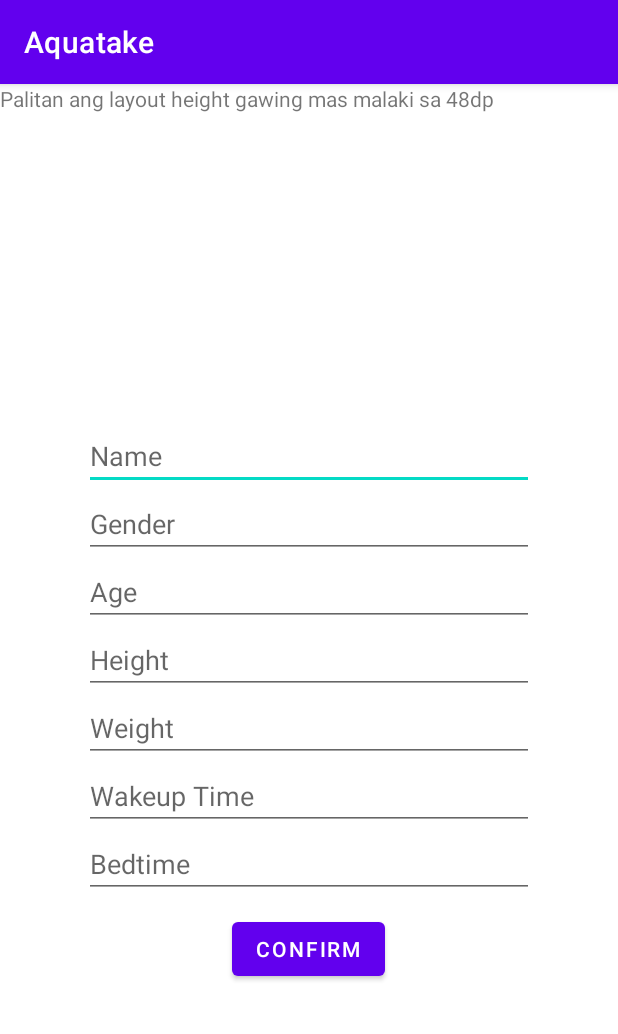
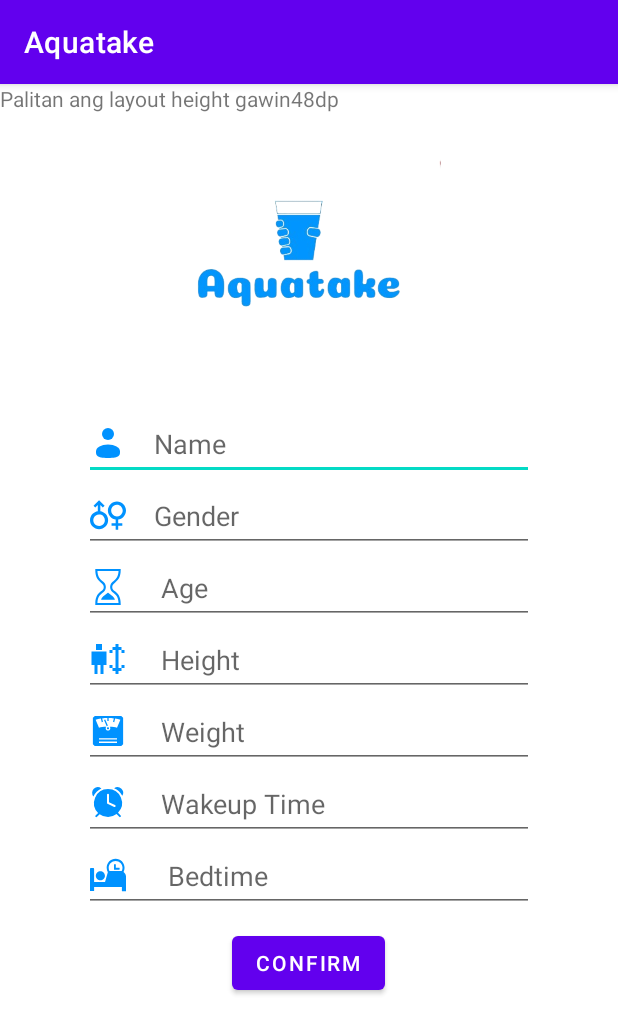
Before and after one commit to SaggyMassiveFuckingSackOfCode/AquaTake, an Android app: the screen it shows after launch (SetupProfile), on a phone screen of 412 x 824 dp. Shown: the top 1034 px of the screen. Run offline under Robolectric (Android 15) with nearby library versions, the light colour scheme and no system bars.

Commit message:
salam alaikum mushallah brother!

```diff
--- /dev/null
+++ b/app/src/main/res/drawable/alarm_clock_svgrepo_com__1_.xml
@@ -0,0 +1,7 @@
+<vector android:height="24dp" android:viewportHeight="36"
+    android:viewportWidth="36" android:width="24dp" xmlns:android="http://schemas.android.com/apk/res/android">
+    <path android:fillColor="#0092ff" android:pathData="M31.47,3.84a5.78,5.78 0,0 0,-7.37 -0.63,16.08 16.08,0 0,1 8.2,7.65A5.73,5.73 0,0 0,31.47 3.84Z"/>
+    <path android:fillColor="#0092ff" android:pathData="M11.42,3.43a5.77,5.77 0,0 0,-7.64 0.41,5.72 5.72,0 0,0 -0.38,7.64A16.08,16.08 0,0 1,11.42 3.43Z"/>
+    <path android:fillColor="#0092ff" android:pathData="M18,4A14,14 0,0 0,8.11 27.88L5.56,30.43A1,1 0,1 0,7 31.84l2.66,-2.66a13.9,13.9 0,0 0,16.88 -0.08l2.74,2.74a1,1 0,0 0,1.41 -1.41L28,27.78A14,14 0,0 0,18 4ZM25.47,21.43a1,1 0,0 1,-1.33 0.47L17,18.44L17,9.69a1,1 0,0 1,2 0v7.5L25,20.1A1,1 0,0 1,25.49 21.43Z"/>
+    <path android:fillAlpha="0" android:fillColor="#0092ff" android:pathData="M0,0h36v36h-36z"/>
+</vector>
--- /dev/null
+++ b/app/src/main/res/drawable/bedtime_svgrepo_com.xml
@@ -0,0 +1,4 @@
+<vector android:height="24dp" android:viewportHeight="122.88"
+    android:viewportWidth="122.88" android:width="24dp" xmlns:android="http://schemas.android.com/apk/res/android">
+    <path android:fillColor="#0092ff" android:fillType="evenOdd" android:pathData="M35.44,48.29c8.62,0 15.61,6.99 15.61,15.61c0,8.62 -6.99,15.61 -15.61,15.61c-8.62,0 -15.61,-6.99 -15.61,-15.61C19.83,55.28 26.82,48.29 35.44,48.29L35.44,48.29zM3.36,37.92h7.3c1.85,0 3.36,1.56 3.36,3.36v43.77h37.33l9.45,-33.22c-2.49,-4.42 -3.92,-9.53 -3.92,-14.98C56.87,19.98 70.54,6.31 87.42,6.31l0,0c16.87,0 30.55,13.67 30.55,30.55c0,5.08 -1.24,9.86 -3.43,14.07c5.03,3.44 8.34,9.22 8.34,15.72v19.04h-0.02c0.01,0.12 0.02,0.24 0.02,0.37v30.5h-14.02L108.86,102.25L14.02,102.25v13.66L0,115.91L0,41.28C0,39.44 1.51,37.92 3.36,37.92L3.36,37.92zM66.39,47.61h37.45c1.49,0 2.94,0.17 4.34,0.5c1.82,-3.35 2.85,-7.18 2.85,-11.26c0,-13.04 -10.57,-23.61 -23.61,-23.61l0,0c-13.04,0 -23.61,10.58 -23.61,23.61C63.8,40.73 64.74,44.39 66.39,47.61L66.39,47.61zM86.92,24.51c0.68,0 1.24,0.56 1.24,1.24L88.16,37.11h11.7c0.69,0 1.24,0.56 1.24,1.24v3.74c0,0.68 -0.56,1.24 -1.24,1.24L81.94,43.33L81.94,25.75c0,-0.69 0.56,-1.24 1.25,-1.24L86.92,24.51L86.92,24.51z"/>
+</vector>
--- /dev/null
+++ b/app/src/main/res/drawable/gender_mark_1_svgrepo_com.xml
@@ -0,0 +1,5 @@
+<vector android:height="24dp" android:viewportHeight="512"
+    android:viewportWidth="512" android:width="24dp" xmlns:android="http://schemas.android.com/apk/res/android">
+    <path android:fillColor="#0092ff" android:pathData="M474.23,284.88c23.29,-23.27 37.78,-55.65 37.77,-91.18c0.01,-35.53 -14.48,-67.92 -37.77,-91.18c-23.26,-23.3 -55.64,-37.79 -91.18,-37.77c-35.53,-0.02 -67.92,14.47 -91.17,37.77c-23.3,23.26 -37.79,55.65 -37.78,91.18c-0.01,35.53 14.48,67.92 37.78,91.18c19.27,19.3 44.81,32.52 73.21,36.49v52.98h-58.49v35.94h58.49v56.77h35.94v-56.77h58.49v-35.94h-58.49v-52.98C429.43,317.4 454.97,304.18 474.23,284.88zM383.05,275.92c-11.41,-0.01 -22.17,-2.3 -32,-6.45c-14.72,-6.22 -27.33,-16.68 -36.2,-29.82c-8.86,-13.15 -14.01,-28.84 -14.01,-45.96c0,-11.42 2.29,-22.17 6.45,-31.99c6.21,-14.73 16.67,-27.33 29.81,-36.2c13.15,-8.86 28.85,-14.02 45.96,-14.03c11.41,0.01 22.17,2.3 32,6.46c14.72,6.21 27.33,16.68 36.2,29.81c8.86,13.16 14.01,28.85 14.03,45.96c-0.01,11.42 -2.31,22.17 -6.46,32c-6.21,14.73 -16.68,27.33 -29.81,36.2C415.85,270.76 400.17,275.91 383.05,275.92z"/>
+    <path android:fillColor="#0092ff" android:pathData="M146.91,202.3v-88.55l35.69,35.68l25.42,-25.41l-79.07,-79.08l-79.09,79.08l25.41,25.41l35.7,-35.69v88.56c-28.4,3.98 -53.94,17.2 -73.21,36.5C14.46,262.07 -0.01,294.45 0,329.98c-0.01,35.54 14.46,67.92 37.77,91.18c23.26,23.31 55.64,37.79 91.18,37.77c35.53,0.01 67.91,-14.47 91.17,-37.77c23.3,-23.26 37.78,-55.64 37.78,-91.18c0,-35.53 -14.48,-67.91 -37.78,-91.17C200.85,219.51 175.31,206.28 146.91,202.3zM204.72,361.98c-6.23,14.73 -16.68,27.33 -29.81,36.2c-13.15,8.87 -28.85,14.03 -45.96,14.03c-11.43,0 -22.17,-2.29 -32,-6.45c-14.72,-6.23 -27.33,-16.68 -36.2,-29.82c-8.87,-13.15 -14.03,-28.84 -14.03,-45.96c0,-11.41 2.29,-22.16 6.45,-31.99c6.23,-14.72 16.68,-27.33 29.82,-36.2c13.14,-8.86 28.84,-14.01 45.96,-14.03c11.41,0 22.16,2.29 32,6.45c14.71,6.22 27.31,16.68 36.18,29.81c8.87,13.16 14.03,28.84 14.03,45.95C211.16,341.4 208.87,352.17 204.72,361.98z"/>
+</vector>
--- /dev/null
+++ b/app/src/main/res/drawable/hour_glass_svgrepo_com.xml
@@ -0,0 +1,4 @@
+<vector android:height="24dp" android:viewportHeight="1920"
+    android:viewportWidth="1920" android:width="24dp" xmlns:android="http://schemas.android.com/apk/res/android">
+    <path android:fillColor="#0092ff" android:fillType="evenOdd" android:pathData="M1072.6,960c0,167.3 96.2,245.3 189.3,320.6 116.6,94.5 247.8,200.9 261.3,526.4H396.1c13.6,-325.5 144.8,-431.9 261.3,-526.4 93.1,-75.3 189.3,-153.4 189.3,-320.6s-96.2,-245.3 -189.3,-320.6C540.9,544.8 409.6,438.4 396.1,112.9h1127.2c-13.6,325.5 -144.8,431.9 -261.3,526.4 -93.1,75.3 -189.3,153.4 -189.3,320.6m260.4,-233c135.5,-109.9 304.3,-246.7 304.3,-670.5V0H282v56.5c0,423.9 168.7,560.6 304.3,670.5 88.8,72.1 147.5,119.6 147.5,233 0,113.4 -58.7,160.9 -147.5,233C450.7,1302.9 282,1439.7 282,1863.5V1920h1355.3v-56.5c0,-423.9 -168.7,-560.6 -304.3,-670.5 -88.8,-72.1 -147.5,-119.6 -147.5,-233 0,-113.4 58.7,-160.9 147.5,-233M933.8,1274.7l-169.6,137.7c-74.3,60.2 -138.4,112 -172.7,225.3h736.3c-34.3,-113.3 -98.4,-165.1 -172.7,-225.3l-169.6,-137.7c-15,-12.2 -36.6,-12.2 -51.6,0"/>
+</vector>
--- /dev/null
+++ b/app/src/main/res/drawable/human_height_alt_svgrepo_com__1_.xml
@@ -0,0 +1,6 @@
+<vector android:height="24dp" android:viewportHeight="24"
+    android:viewportWidth="24" android:width="24dp" xmlns:android="http://schemas.android.com/apk/res/android">
+    <path android:fillColor="#0092ff"
+        android:pathData="M4,2h4v4L4,6L4,2zM1,7h10v9L9,16v6L7,22v-6L5,16v6L3,22v-6L1,16L1,7zM19,2h-2v2h-2v2h-2v2h2L15,6h2v12h-2v-2h-2v2h2v2h2v2h2v-2h2v-2h2v-2h-2v2h-2L19,6h2v2h2L23,6h-2L21,4h-2L19,2z"
+         android:strokeWidth="0.00024000000000000003"/>
+</vector>
--- /dev/null
+++ b/app/src/main/res/drawable/user_svgrepo_com.xml
@@ -0,0 +1,5 @@
+<vector android:height="24dp" android:viewportHeight="24"
+    android:viewportWidth="24" android:width="24dp" xmlns:android="http://schemas.android.com/apk/res/android">
+    <path android:fillColor="#0092ff" android:pathData="M12,6m-4,0a4,4 0,1 1,8 0a4,4 0,1 1,-8 0"/>
+    <path android:fillColor="#0092ff" android:pathData="M20,17.5C20,19.985 20,22 12,22C4,22 4,19.985 4,17.5C4,15.015 7.582,13 12,13C16.418,13 20,15.015 20,17.5Z"/>
+</vector>
--- /dev/null
+++ b/app/src/main/res/drawable/weight_scale_svgrepo_com.xml
@@ -0,0 +1,4 @@
+<vector android:height="24dp" android:viewportHeight="512"
+    android:viewportWidth="512" android:width="24dp" xmlns:android="http://schemas.android.com/apk/res/android">
+    <path android:fillColor="#0092ff" android:pathData="M69.14,41L41,67.85L41,444.3L67.12,471L444.3,471l26.7,-26.7L471,67.73L444.3,41L69.14,41zM247,72.07L247,112h18L265,72.07c25.3,0.3 50.5,1.83 74.6,4.63l-12.3,49.1 17.4,4.4 12.8,-51.15C384.7,83.02 410,88.67 432,96l-48,112c-26.1,-6.5 -62.9,-10.4 -101.5,-11.6 4.1,5.5 6.5,12.3 6.5,19.6 0,18.1 -14.9,33 -33,33s-33,-14.9 -33,-33c0,-7.3 2.4,-14.1 6.5,-19.6 -38.7,1.2 -75.4,5.1 -101.5,11.6L80,96c22,-7.33 47.3,-12.98 74.5,-16.95l12.8,51.15 17.4,-4.4 -12.3,-49.1c24.1,-2.8 49.3,-4.33 74.6,-4.63zM216.3,92.46l-16.6,7.08 38.1,88.96c5.1,-3.3 11,-5.3 17.4,-5.5l-38.9,-90.54zM256,201c-8.4,0 -15,6.6 -15,15s6.6,15 15,15 15,-6.6 15,-15 -6.6,-15 -15,-15zM128,359h256v18L128,377v-18zM128,407h256v18L128,425v-18z"/>
+</vector>
--- a/app/src/main/res/layout/activity_setup_profile.xml
+++ b/app/src/main/res/layout/activity_setup_profile.xml
@@ -6,11 +6,12 @@
     android:layout_height="match_parent"
     tools:context=".SetupProfile">
 
+
     <TextView
         android:id="@+id/textView"
         android:layout_width="match_parent"
-        android:layout_height="wrap_content"
-        android:text="Palitan ang layout height gawing mas malaki sa 48dp" />
+        android:layout_height="48dp"
+        android:text="Palitan ang layout height gawin48dp" />
 
     <LinearLayout
         android:id="@+id/inputLayout"
@@ -24,54 +25,64 @@
         <EditText
             android:id="@+id/etName"
             android:layout_width="match_parent"
-            android:layout_height="wrap_content"
+            android:layout_height="48dp"
             android:ems="10"
+            android:drawableStart="@drawable/user_svgrepo_com"
             android:inputType="textPersonName"
-            android:hint="Name" />
+            android:hint="    Name" />
+
         <EditText
             android:id="@+id/etGender"
             android:layout_width="match_parent"
-            android:layout_height="wrap_content"
+            android:layout_height="48dp"
             android:ems="10"
+            android:drawableStart="@drawable/gender_mark_1_svgrepo_com"
             android:inputType="textPersonName"
-            android:hint="Gender" />
+            android:hint="    Gender" />
+
         <EditText
             android:id="@+id/etAge"
             android:layout_width="match_parent"
-            android:layout_height="wrap_content"
+            android:layout_height="48dp"
             android:ems="10"
+            android:drawableStart="@drawable/hour_glass_svgrepo_com"
             android:inputType="textPersonName"
-            android:hint="Age" />
+            android:hint="     Age" />
         <EditText
             android:id="@+id/etHeight"
             android:layout_width="match_parent"
-            android:layout_height="wrap_content"
+            android:layout_height="48dp"
             android:ems="10"
+            android:drawableStart="@drawable/human_height_alt_svgrepo_com__1_"
             android:inputType="textPersonName"
-            android:hint="Height" />
+            android:hint="     Height" />
         <EditText
             android:id="@+id/etWeight"
             android:layout_width="match_parent"
-            android:layout_height="wrap_content"
+            android:layout_height="48dp"
             android:ems="10"
+            android:drawableStart="@drawable/weight_scale_svgrepo_com"
             android:inputType="textPersonName"
-            android:hint="Weight" />
+            android:hint="     Weight" />
 
         <EditText
             android:id="@+id/etWakeUpTime"
-            android:hint="Wakeup Time"
+            android:hint="     Wakeup Time"
             android:layout_width="match_parent"
-            android:layout_height="wrap_content"
+            android:layout_height="48dp"
             android:ems="10"
+            android:drawableStart="@drawable/alarm_clock_svgrepo_com__1_"
             android:inputType="time" />
 
         <EditText
             android:id="@+id/etBedTime"
-            android:hint="Bedtime"
+            android:hint="      Bedtime"
             android:layout_width="match_parent"
-            android:layout_height="wrap_content"
+            android:layout_height="48dp"
             android:ems="10"
+            android:drawableStart="@drawable/bedtime_svgrepo_com"
             android:inputType="time" />
+
 
     </LinearLayout>
 
@@ -84,4 +95,18 @@
         android:layout_marginTop="10dp"
         android:onClick="onClickConfirm"
         android:text="Confirm" />
+
+    <ImageView
+        android:id="@+id/imageView2"
+        android:layout_width="200dp"
+        android:layout_height="150dp"
+        android:layout_above="@+id/inputLayout"
+        android:layout_alignParentStart="true"
+        android:layout_alignParentTop="true"
+        android:layout_alignParentEnd="true"
+        android:layout_marginStart="93dp"
+        android:layout_marginTop="28dp"
+        android:layout_marginEnd="118dp"
+        android:layout_marginBottom="21dp"
+        app:srcCompat="@drawable/logo" />
 </RelativeLayout>
--- a/build.gradle
+++ b/build.gradle
@@ -1,5 +1,5 @@
 // Top-level build file where you can add configuration options common to all sub-projects/modules.
 plugins {
-    id 'com.android.application' version '7.4.2' apply false
-    id 'com.android.library' version '7.4.2' apply false
+    id 'com.android.application' version '8.1.4' apply false
+    id 'com.android.library' version '8.1.4' apply false
 }
--- a/gradle.properties
+++ b/gradle.properties
@@ -19,3 +19,5 @@
 # resources declared in the library itself and none from the library's dependencies,
 # thereby reducing the size of the R class for that library
 android.nonTransitiveRClass=true
+android.defaults.buildfeatures.buildconfig=true
+android.nonFinalResIds=false
```
Also changed, not shown: app/src/main/res/drawable/wave__1_.xml (added, +9 -0 lines), app/src/main/res/drawable/wave_bg.xml (added, +9 -0 lines), app/src/main/res/layout/activity_main.xml (+19 -5 lines), app/src/main/res/drawable/logo.jpg (deleted), app/src/main/res/drawable/logo.png (added), gradle/wrapper/gradle-wrapper.properties.
